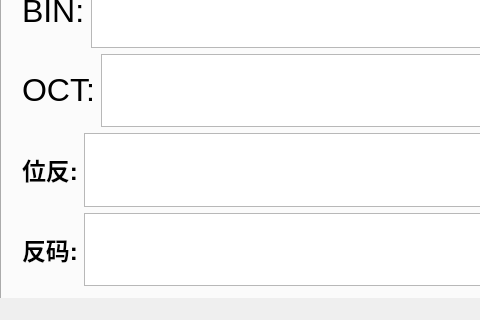
Old version of the form programmer_calculator/mainwindow.ui in the repository a2570944729/programmer_calculator; both pictures show x 0 to 480 and y 244 to 564 of the 679 by 564 pixel window.
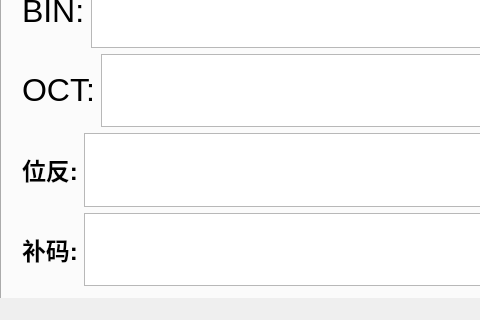
New version of the form.

Commit message: 原本的反码只是输出相反数，现修改反码的代码，变为输出补码

Diff of the .ui file:
```diff
--- a/programmer_calculator/mainwindow.ui
+++ b/programmer_calculator/mainwindow.ui
@@ -387,7 +387,7 @@
          <item>
           <widget class="QLabel" name="opposite_num_label">
            <property name="text">
-            <string>&lt;html&gt;&lt;head/&gt;&lt;body&gt;&lt;p&gt;&lt;span style=&quot; font-size:18pt; font-weight:600;&quot;&gt;反码:&lt;/span&gt;&lt;/p&gt;&lt;/body&gt;&lt;/html&gt;</string>
+            <string>&lt;html&gt;&lt;head/&gt;&lt;body&gt;&lt;p&gt;&lt;span style=&quot; font-size:18pt; font-weight:600;&quot;&gt;补码:&lt;/span&gt;&lt;/p&gt;&lt;/body&gt;&lt;/html&gt;</string>
            </property>
           </widget>
          </item>
```
Left out of the diff: 2 changed lines with no effect on the pictures. The commit also changes 3 other files.
